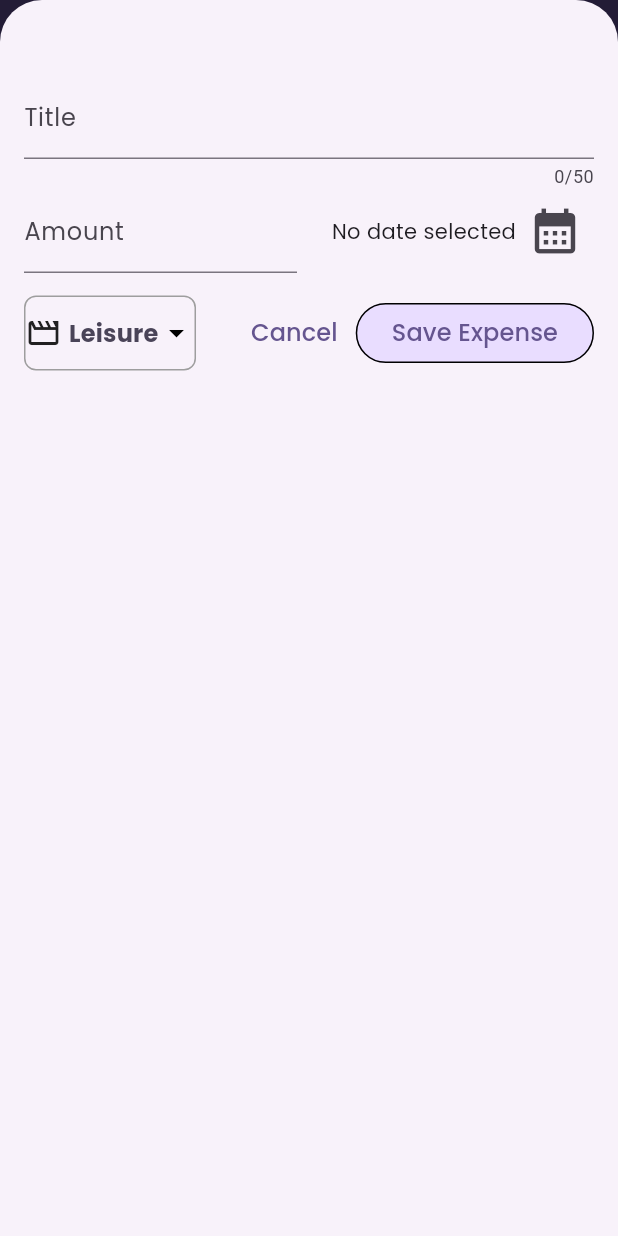
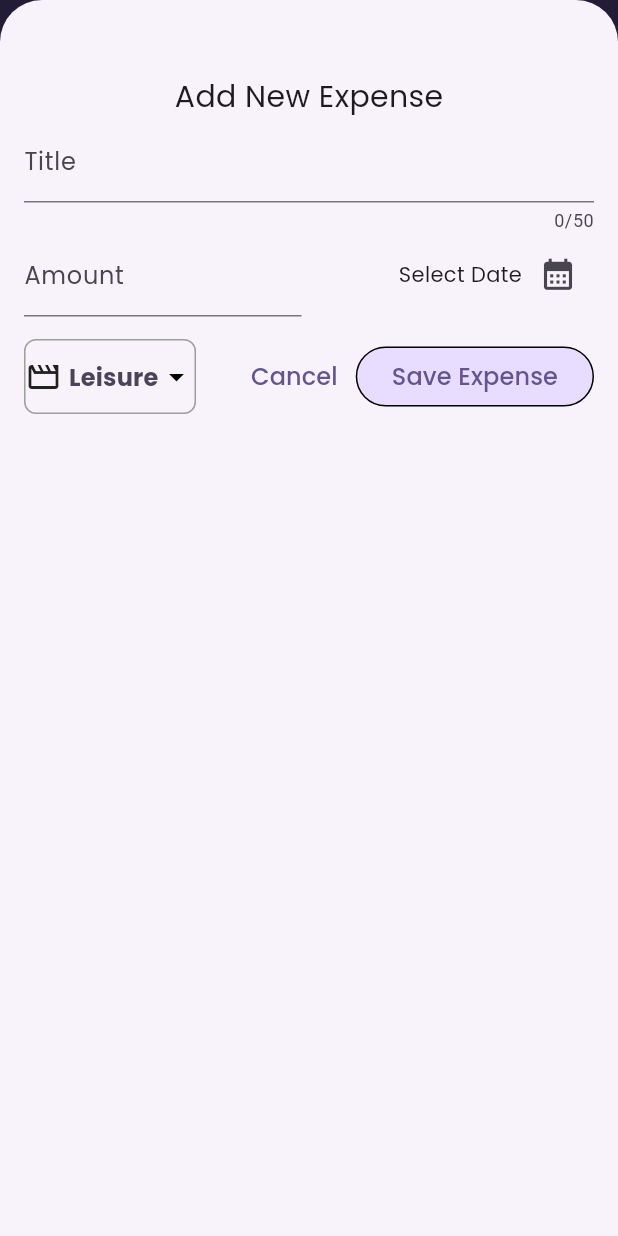
Before and after one commit to mainulislamfahim/ExpenseTracker, a Flutter app: the screen it shows after launch, after a tap on the "add" icon, on a phone screen of 412 x 824 dp. Run offline on Flutter 3.47's test engine with Material 3 defaults, Android fonts, the light colour scheme and no system bars; drawn by our look-alikes of fl_chart; our stand-ins replace animate_do, google_fonts.

Commit message:
ExpenseTracker

```diff
--- a/lib/main.dart
+++ b/lib/main.dart
@@ -11,6 +11,7 @@ var kDarkColor = ColorScheme.fromSeed(
   seedColor: const Color.fromARGB(255, 5, 99, 125),
 );
 void main() {
+  WidgetsFlutterBinding.ensureInitialized();
   runApp(
     MaterialApp(
       darkTheme: ThemeData.dark().copyWith(
@@ -59,6 +60,7 @@ void main() {
               ),
             ),
       ),
+      debugShowCheckedModeBanner: false,
       themeMode: ThemeMode.system,
       home: SplashScreen(),
     ),
--- a/lib/screens/expenses.dart
+++ b/lib/screens/expenses.dart
@@ -4,7 +4,6 @@ import 'package:expense_tracker/screens/widgets/expense_list.dart';
 import 'package:expense_tracker/screens/widgets/new_expense.dart';
 import 'package:expense_tracker/screens/widgets/pieChart/PieChartWidget.dart';
 import 'package:flutter/material.dart';
-import 'package:flutter_xlider/flutter_xlider.dart';
 import 'package:google_fonts/google_fonts.dart';
 
 class Expenses extends StatefulWidget {
@@ -109,8 +108,8 @@ class _ExpensesState extends State<Expenses> {
         mainAxisAlignment: MainAxisAlignment.center,
         children: [
           usePieChart
-              ? PieChartWidget(expenseModel: _registeredExpenses)
-              : Chart(expenseModel: _registeredExpenses),
+              ? Chart(expenseModel: _registeredExpenses)
+              : PieChartWidget(expenseModel: _registeredExpenses),
           Switch(
             value: usePieChart,
             onChanged: (value) {
--- a/lib/screens/widgets/expense_item.dart
+++ b/lib/screens/widgets/expense_item.dart
@@ -9,6 +9,7 @@ class ExpenseItem extends StatelessWidget {
   @override
   Widget build(BuildContext context) {
     return Card(
+      elevation: 10,
       child: Padding(
         padding: const EdgeInsets.symmetric(
           horizontal: 20,
--- a/lib/screens/widgets/new_expense.dart
+++ b/lib/screens/widgets/new_expense.dart
@@ -102,6 +102,15 @@ class _NewExpenseState extends State<NewExpense> {
       padding: const EdgeInsets.fromLTRB(16, 50, 16, 16),
       child: Column(
         children: [
+          Title(
+            color: ThemeData().cardColor,
+            child: Text(
+              'Add New Expense',
+              style: GoogleFonts.poppins(
+                fontSize: 20,
+              ),
+            ),
+          ),
           TextField(
             controller: _titleController,
             maxLength: 50,
@@ -132,7 +141,7 @@ class _NewExpenseState extends State<NewExpense> {
                 ),
               ),
               const SizedBox(
-                width: 16,
+                width: 10,
               ),
               Expanded(
                 child: Row(
@@ -141,7 +150,7 @@ class _NewExpenseState extends State<NewExpense> {
                   children: [
                     Text(
                       selectDate == null
-                          ? 'No date selected'
+                          ? 'Select Date'
                           : formatter.format(selectDate!),
                       style: GoogleFonts.poppins(fontSize: 14),
                     ),
@@ -149,7 +158,7 @@ class _NewExpenseState extends State<NewExpense> {
                       onPressed: _openDatePicker,
                       icon: const Icon(
                         Icons.calendar_month,
-                        size: 36,
+                        size: 25,
                       ),
                     ),
                   ],
@@ -243,8 +252,8 @@ class _NewExpenseState extends State<NewExpense> {
                           ? 10
                           : 0; // Adjust the elevation for hover effect
                     }),
-                    side: MaterialStateProperty.all(
-                        BorderSide(color: Colors.black)), // Outline border
+                    side: MaterialStateProperty.all(const BorderSide(
+                        color: Colors.black)), // Outline border
                     shape: MaterialStateProperty.all<RoundedRectangleBorder>(
                       RoundedRectangleBorder(
                         borderRadius: BorderRadius.circular(30.0),
```
